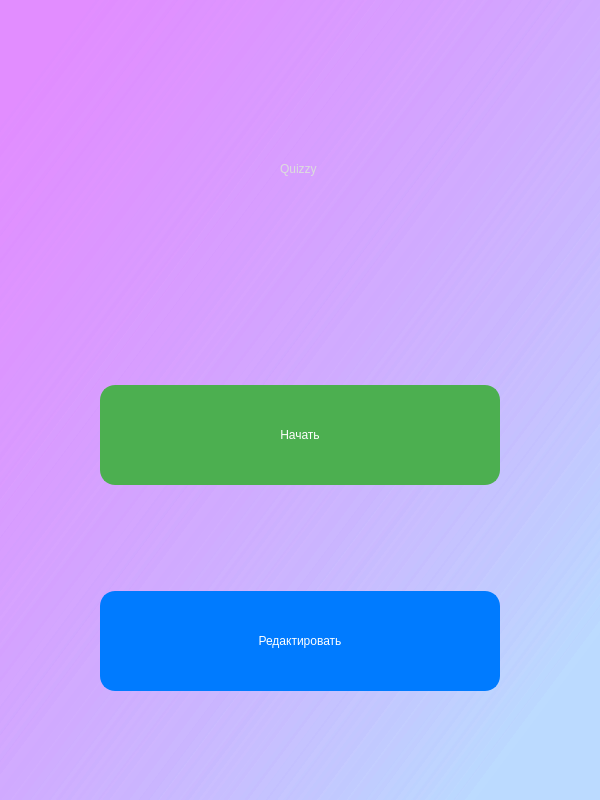
First picture: the form in window/mainwindow.ui, repository TimurOlegovichDev/Quizzy, before the edit.
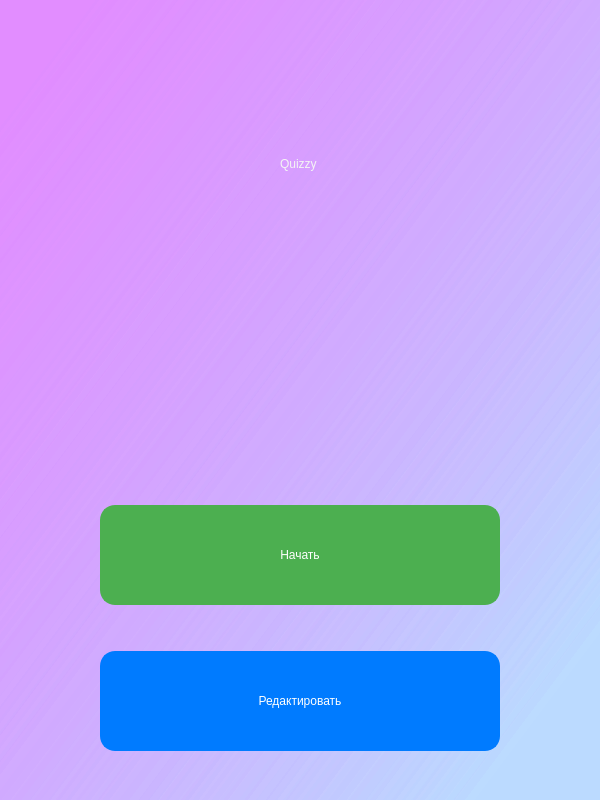
Second picture: the form after the edit. Icons and pictures are not drawn.

```diff
--- a/window/mainwindow.ui
+++ b/window/mainwindow.ui
@@ -28,20 +28,42 @@
     <bool>false</bool>
    </property>
    <layout class="QGridLayout" name="gridLayout">
-    <item row="0" column="0">
+    <item row="6" column="0">
+     <spacer name="verticalSpacer_3">
+      <property name="orientation">
+       <enum>Qt::Vertical</enum>
+      </property>
+      <property name="sizeType">
+       <enum>QSizePolicy::Fixed</enum>
+      </property>
+      <property name="sizeHint" stdset="0">
+       <size>
+        <width>20</width>
+        <height>40</height>
+       </size>
+      </property>
+     </spacer>
+    </item>
+    <item row="1" column="0">
      <widget class="QLabel" name="app_title_label">
       <property name="minimumSize">
        <size>
-        <width>500</width>
+        <width>400</width>
         <height>150</height>
        </size>
       </property>
+      <property name="maximumSize">
+       <size>
+        <width>400</width>
+        <height>16777215</height>
+       </size>
+      </property>
       <property name="layoutDirection">
        <enum>Qt::LeftToRight</enum>
       </property>
       <property name="styleSheet">
        <string notr="true">font: 75 italic 72pt &quot;Bahnschrift&quot;;
-color: rgb(220, 220, 220);
+color: rgb(244, 244, 244);
 background-color: qlineargradient(spread:pad, x1:0, y1:0, x2:1, y2:0, stop:0 rgba(255, 178, 102, 0), stop:0.55 rgba(235, 148, 61, 0), stop:0.977528 rgba(0, 0, 0, 0), stop:1 rgba(0, 0, 0, 0));</string>
       </property>
       <property name="text">
@@ -55,23 +77,76 @@
       </property>
      </widget>
     </item>
-    <item row="1" column="0">
+    <item row="5" column="0">
+     <widget class="QPushButton" name="redactButton">
+      <property name="minimumSize">
+       <size>
+        <width>400</width>
+        <height>100</height>
+       </size>
+      </property>
+      <property name="maximumSize">
+       <size>
+        <width>400</width>
+        <height>150</height>
+       </size>
+      </property>
+      <property name="styleSheet">
+       <string notr="true">QPushButton { 
+border: 2px solid #007BFF;
+border-radius: 15px; 
+background-color: #007BFF;
+color: white; 
+padding: 20px; 
+font: 75 24pt &quot;Bahnschrift&quot;;
+} 
+QPushButton:hover { 
+background-color: #0056b3;
+}
+ QPushButton:pressed {
+background-color: #004085;
+ padding-left: 8px;
+ padding-top: 8px;
+ }
+</string>
+      </property>
+      <property name="text">
+       <string>Редактировать</string>
+      </property>
+     </widget>
+    </item>
+    <item row="4" column="0">
+     <spacer name="verticalSpacer">
+      <property name="orientation">
+       <enum>Qt::Vertical</enum>
+      </property>
+      <property name="sizeType">
+       <enum>QSizePolicy::Fixed</enum>
+      </property>
+      <property name="sizeHint" stdset="0">
+       <size>
+        <width>20</width>
+        <height>40</height>
+       </size>
+      </property>
+     </spacer>
+    </item>
+    <item row="3" column="0">
      <widget class="QPushButton" name="startButton">
       <property name="minimumSize">
        <size>
-        <width>450</width>
+        <width>400</width>
         <height>100</height>
        </size>
       </property>
       <property name="maximumSize">
        <size>
-        <width>500</width>
+        <width>400</width>
         <height>200</height>
        </size>
       </property>
       <property name="styleSheet">
        <string notr="true">QPushButton { 
-margin: 50px;
 border: 2px solid #4CAF50; 
 border-radius: 15px; 
 background-color: #4CAF50; 
@@ -95,44 +170,36 @@
      </widget>
     </item>
     <item row="2" column="0">
-     <widget class="QPushButton" name="redactButton">
-      <property name="minimumSize">
-       <size>
-        <width>500</width>
-        <height>200</height>
-       </size>
+     <spacer name="verticalSpacer_2">
+      <property name="orientation">
+       <enum>Qt::Vertical</enum>
       </property>
-      <property name="maximumSize">
+      <property name="sizeType">
+       <enum>QSizePolicy::Expanding</enum>
+      </property>
+      <property name="sizeHint" stdset="0">
        <size>
-        <width>400</width>
-        <height>250</height>
+        <width>20</width>
+        <height>40</height>
        </size>
       </property>
-      <property name="styleSheet">
-       <string notr="true">QPushButton { 
-margin: 50px;
-margin-bottom: 100px;
-border: 2px solid #007BFF;
-border-radius: 15px; 
-background-color: #007BFF;
-color: white; 
-padding: 20px; 
-font: 75 24pt &quot;Bahnschrift&quot;;
-} 
-QPushButton:hover { 
-background-color: #0056b3;
-}
- QPushButton:pressed {
-background-color: #004085;
- padding-left: 8px;
- padding-top: 8px;
- }
-</string>
+     </spacer>
+    </item>
+    <item row="0" column="0">
+     <spacer name="verticalSpacer_4">
+      <property name="orientation">
+       <enum>Qt::Vertical</enum>
       </property>
-      <property name="text">
-       <string>Редактировать</string>
+      <property name="sizeType">
+       <enum>QSizePolicy::Minimum</enum>
       </property>
-     </widget>
+      <property name="sizeHint" stdset="0">
+       <size>
+        <width>20</width>
+        <height>80</height>
+       </size>
+      </property>
+     </spacer>
     </item>
    </layout>
    <zorder>startButton</zorder>
```
Left out of the diff: 4 changed lines with no effect on the pictures.
